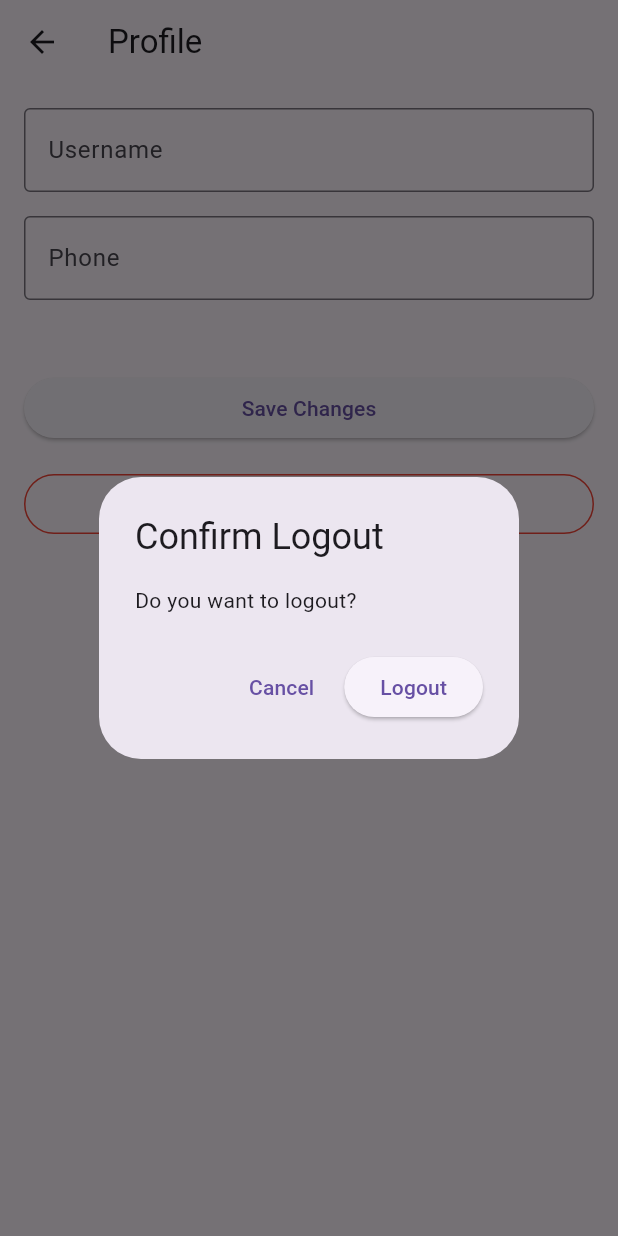
After one commit to TheAyushMaharjan/expenses_tracker, a Flutter app: the ProfileScreen screen opened directly, after a tap on "Logout", on a phone screen of 412 x 824 dp. The commit adds this screen. Run offline on Flutter 3.47's test engine with Material 3 defaults, Android fonts, the phone set to English and light mode, and no system bars; our stand-ins replace cloud_firestore, firebase_auth, firebase_core, fl_chart, get; accounts and stored records are empty.

Commit message:
profile screen updated

```diff
--- /dev/null
+++ b/lib/controller.dart
@@ -0,0 +1,35 @@
+import 'package:cloud_firestore/cloud_firestore.dart';
+import 'package:get/get.dart';
+
+class UserController extends GetxController {
+  final Rx<Map<String, dynamic>> userData = Rx<Map<String, dynamic>>({});
+  final FirebaseFirestore _firestore = FirebaseFirestore.instance;
+
+  // Fetch user data from Firebase
+  Future<void> fetchUserData(String userId) async {
+    try {
+      DocumentSnapshot doc = await _firestore.collection('Users').doc(userId).get();
+      if (doc.exists) {
+        userData.value = doc.data() as Map<String, dynamic>;
+      } else {
+        print("User not found!");
+      }
+    } catch (e) {
+      print("Error fetching user data: $e");
+    }
+  }
+
+  // Update user data in Firebase
+  Future<void> updateUserData(String userId, Map<String, dynamic> updatedData) async {
+    try {
+      await _firestore.collection('Users').doc(userId).update(updatedData);
+      userData.value = updatedData;
+      Get.snackbar("Success", "Profile updated successfully!");
+    } catch (e) {
+      Get.snackbar("Error", "Failed to update profile: $e");
+    }
+  }
+
+  // Logout
+
+}
--- a/lib/screens/home/views/main_screen.dart
+++ b/lib/screens/home/views/main_screen.dart
@@ -1,6 +1,8 @@
+import 'package:expenses_tracker/screens/home/views/profile.dart';
 import 'package:flutter/material.dart';
 import 'package:cloud_firestore/cloud_firestore.dart';
 import 'package:firebase_auth/firebase_auth.dart';
+import 'package:get/get.dart';
 
 class MainScreen extends StatefulWidget {
   const MainScreen({super.key});
@@ -164,7 +166,9 @@ class _MainScreenState extends State<MainScreen> {
                           ],
                         ),
                         IconButton(
-                          onPressed: () {},
+                          onPressed: () {
+                            Get.to(() => ProfileScreen());
+                          },
                           icon:
                           const Icon(Icons.settings, color: Colors.grey),
                         ),
--- /dev/null
+++ b/lib/screens/home/views/profile.dart
@@ -0,0 +1,127 @@
+import 'package:expenses_tracker/screens/Login/LoginPage.dart';
+import 'package:flutter/material.dart';
+import 'package:get/get.dart';
+import 'package:firebase_auth/firebase_auth.dart';
+import '../../../controller.dart';
+
+class ProfileScreen extends StatelessWidget {
+  final UserController userController = Get.put(UserController());
+  final TextEditingController usernameController = TextEditingController();
+  final TextEditingController phoneController = TextEditingController();
+  final TextEditingController passwordController = TextEditingController();
+
+  @override
+  Widget build(BuildContext context) {
+    // Retrieve the current user ID from FirebaseAuth
+    final User? currentUser = FirebaseAuth.instance.currentUser;
+    final String? userId = currentUser?.uid;
+
+    if (userId == null) {
+      return Scaffold(
+        appBar: AppBar(
+          title: Text("Profile"),
+        ),
+        body: Center(
+          child: Text("Error: User is not logged in."),
+        ),
+      );
+    }
+
+    // Fetch user data when screen loads
+    userController.fetchUserData(userId);
+
+    return Scaffold(
+      appBar: AppBar(
+        title: Text("Profile"),
+      ),
+      body: Obx(() {
+        // Check if user data is loaded
+        if (userController.userData.value.isEmpty) {
+          return Center(child: CircularProgressIndicator());
+        }
+
+        // Populate controllers with user data
+        usernameController.text = userController.userData.value['username'] ?? '';
+        phoneController.text = userController.userData.value['phone'] ?? '';
+        passwordController.text = userController.userData.value['password'] ?? '';
+
+        return Padding(
+          padding: const EdgeInsets.all(16.0),
+          child: Column(
+            crossAxisAlignment: CrossAxisAlignment.start,
+            children: [
+              TextField(
+                controller: usernameController,
+                decoration: InputDecoration(
+                  labelText: "Username",
+                  border: OutlineInputBorder(),
+                ),
+              ),
+              SizedBox(height: 16),
+              TextField(
+                controller: phoneController,
+                decoration: InputDecoration(
+                  labelText: "Phone",
+                  border: OutlineInputBorder(),
+                ),
+                keyboardType: TextInputType.phone,
+              ),
+              SizedBox(height: 16),
+              SizedBox(height: 32),
+              Row(
+                children: [
+                  Expanded(
+                    child: ElevatedButton(
+                      onPressed: () {
+                        // Update user data in Firebase
+                        userController.updateUserData(userId, {
+                          'username': usernameController.text,
+                          'phone': phoneController.text,
+                        });
+                      },
+                      child: Text("Save Changes"),
+                    ),
+                  ),
+                ],
+              ),
+              SizedBox(height: 16),
+              Row(
+                children: [
+                  Expanded(
+                    child: OutlinedButton(
+                      onPressed: () {
+                        Get.dialog(
+                          AlertDialog(
+                            title: Text("Confirm Logout"),
+                            content: Text("Do you want to logout?"),
+                            actions: [
+                              TextButton(
+                                onPressed: () => Get.back(),
+                                child: Text("Cancel"),
+                              ),
+                              ElevatedButton(
+                        onPressed: () {
+                        Get.offAll(() => LoginPage());
+                        },
+                                child: Text("Logout"),
+                              ),
+                            ],
+                          ),
+                        );
+                      },
+                      child: Text("Logout"),
+                      style: OutlinedButton.styleFrom(
+                        foregroundColor: Colors.red,
+                        side: BorderSide(color: Colors.red),
+                      ),
+                    ),
+                  ),
+                ],
+              ),
+            ],
+          ),
+        );
+      }),
+    );
+  }
+}
```
